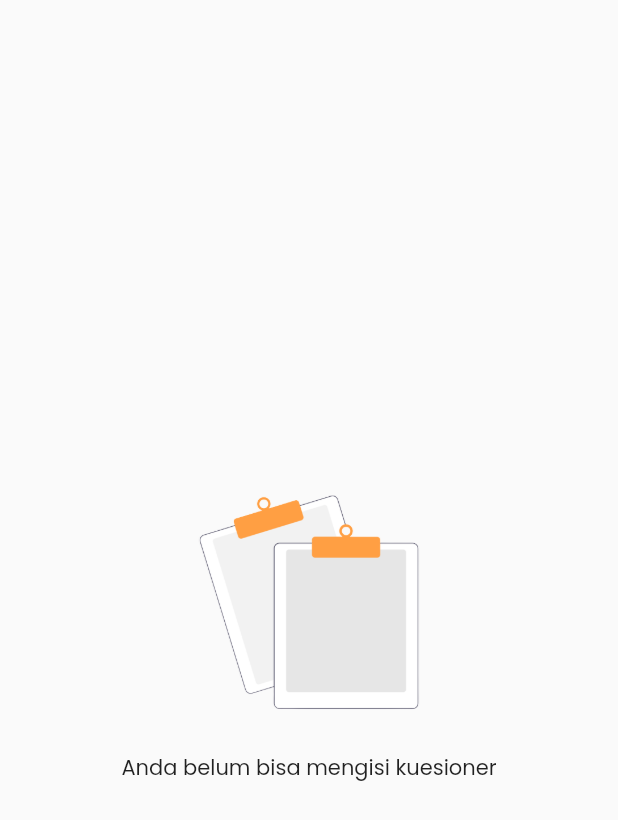
After one commit to Naufal0010/PortalAkademik, a Flutter app: the EmptyEvaluasiDosen screen opened directly, on a phone screen of 412 x 824 dp. The commit adds this screen. Shown: the top 820 px of the screen. Run offline on Flutter 3.47's test engine with Material 2 defaults, Android fonts, the phone set to English and light mode, and no system bars; our stand-ins replace bottom_navy_bar, carousel_slider, dio, fl_chart, flutter_html, fluttertoast and 3 more; missing offline and left inert: dio_log, flutter_animated_dialog, horizontal_data_table, simple_fontellico_progress_dialog; accounts and stored records are empty.

Commit message:
Show list matakuliah kuesioner evaluasi dosen

```diff
--- /dev/null
+++ b/lib/pages/dashboard/subpages/kuesioner/subtabpages/evaluasidosen/component/empty_evaluasi_dosen.dart
@@ -0,0 +1,30 @@
+import 'package:flutter/material.dart';
+
+class EmptyEvaluasiDosen extends StatelessWidget {
+  final text;
+
+  EmptyEvaluasiDosen({this.text});
+
+  @override
+  Widget build(BuildContext context) {
+    return SafeArea(
+      child: Scaffold(
+        body: Center(
+          child: Container(
+            child: Column(
+              mainAxisAlignment: MainAxisAlignment.center,
+              children: [
+                Image.asset(
+                  'assets/images/no_data_transparent.png',
+                  width: 200.0,
+                  height: 200.0,
+                ),
+                Text('Anda belum bisa mengisi kuesioner'),
+              ],
+            ),
+          ),
+        ),
+      ),
+    );
+  }
+}
--- a/lib/states/kuesioner/state_user_mahasiswa_data_kelas_kuesioner.dart
+++ b/lib/states/kuesioner/state_user_mahasiswa_data_kelas_kuesioner.dart
@@ -3,10 +3,10 @@ import 'package:portal_akademik/data/repository/network_repository.dart';
 import 'package:portal_akademik/model/model.dart';
 import 'package:portal_akademik/util/service/logger.dart';
 
-import '../../model/kuesioner/model_user_mahasiswa_data_detail_kuesioner.dart';
+import '../../model/kuesioner/model_user_mahasiswa_data_kelas_kuesioner.dart';
 
 class UserMahasiswaDataKelasKuesionerState with ChangeNotifier, DiagnosticableTreeMixin {
-  UserModelMahasiswaDataDetailKuesioner? data;
+  UserModelMahasiswaDataKelasKuesioner? data;
   Map<String, dynamic>? error;
   bool isLoading = true;
 
@@ -17,7 +17,7 @@ class UserMahasiswaDataKelasKuesionerState with ChangeNotifier, DiagnosticableTr
   Future<void> initData() async {
     final res = await NetworkRepository().getDataKelasKuesioner();
     if (res.code == CODE.SUCCESS) {
-      data = UserModelMahasiswaDataDetailKuesioner.fromMap(res.data);
+      data = UserModelMahasiswaDataKelasKuesioner.fromMap(res.data);
       UtilLogger.log('Data Kelas Kuesioner', data?.toJson());
       isLoading = false;
       notifyListeners();
```
Also changed, not shown: lib/pages/dashboard/subpages/kuesioner/subtabpages/evaluasidosen/component/evaluasi_dosen_list_tile.dart (added, +69 -0 lines), lib/pages/dashboard/subpages/kuesioner/subtabpages/evaluasidosen/evaluasi_dosen_tab_page.dart (+25 -2 lines), lib/pages/dashboard/subpages/kuesioner/subtabpages/evaluasidosen/subpages/evaluasi_dosen_detail_page.dart (added, +25 -0 lines), lib/widget/error_handling_widget.dart (+50 -0 lines).
